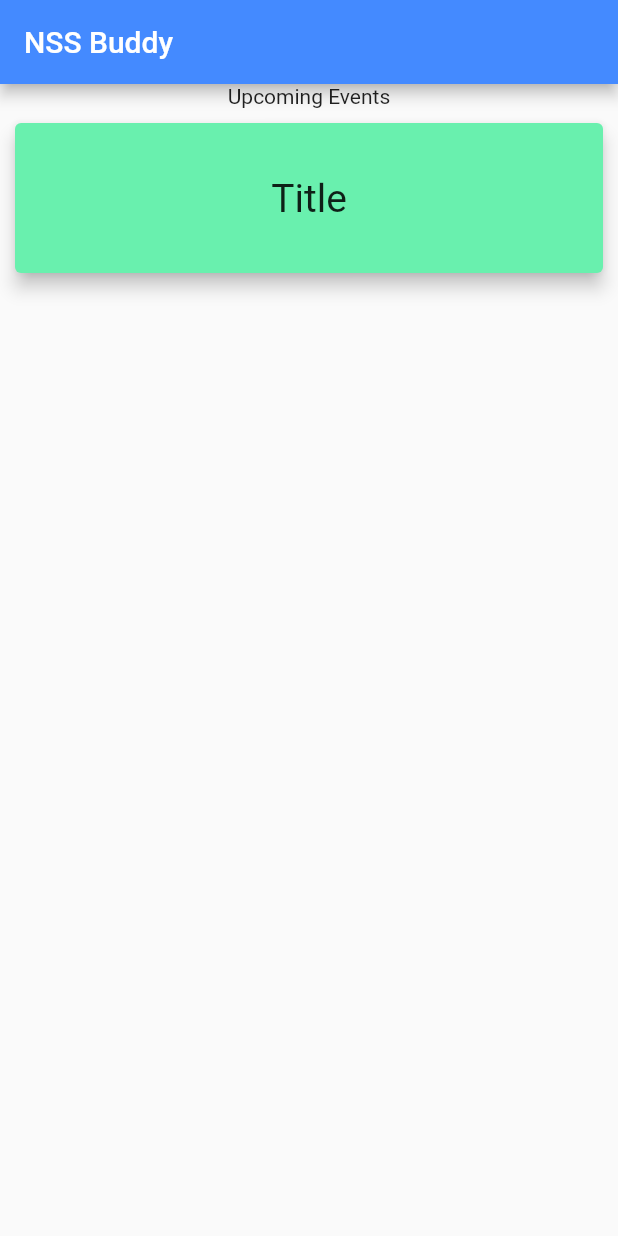
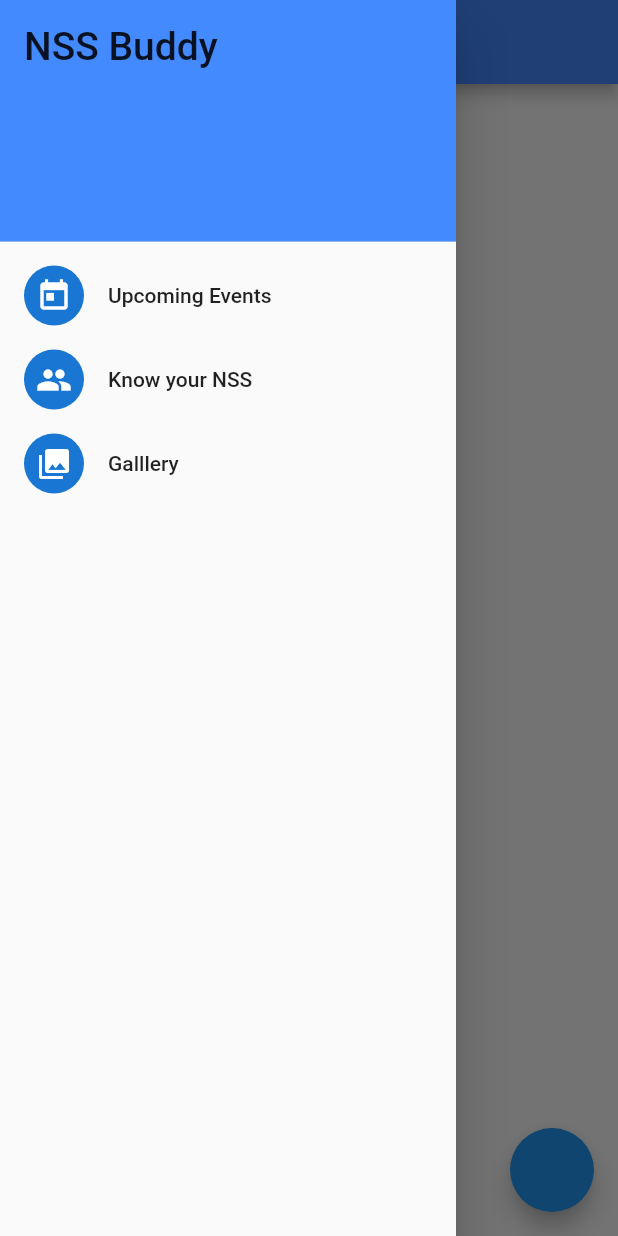
Before and after one commit to AnanthanAn/nss_buddy, a Flutter app: the screen it shows after launch, with the side drawer open (before the commit the screen has no drawer), on a phone screen of 412 x 824 dp. Run offline on Flutter 3.47's test engine with Material 2 defaults, Android fonts, the phone set to English and light mode, and no system bars; our stand-ins replace cloud_firestore, google_fonts; accounts and stored records are empty; Roboto replaces fonts that are missing (Kanit).

Commit message:
adding new event_card.dart

```diff
--- a/lib/main.dart
+++ b/lib/main.dart
@@ -1,5 +1,7 @@
 import 'package:flutter/material.dart';
+import 'package:nssbuddy/screens/add_event_screen.dart';
 import 'package:nssbuddy/screens/home_screen.dart';
+import 'package:nssbuddy/screens/knowyournss_screen.dart';
 
 void main() => runApp(MyApp());
 
@@ -7,8 +9,14 @@ class MyApp extends StatelessWidget {
   @override
   Widget build(BuildContext context) {
     return MaterialApp(
-      theme: ThemeData(primaryColor: Colors.blueAccent,),
+      theme: ThemeData(
+        primaryColor: Colors.blueAccent,
+      ),
       home: HomeScreen(),
+      routes: {
+        KnowYourNssScreen.routeName: (context) => KnowYourNssScreen(),
+        AddNewEventScreen.routeName: (context) => AddNewEventScreen(),
+      },
     );
   }
 }
--- a/lib/screens/home_screen.dart
+++ b/lib/screens/home_screen.dart
@@ -1,5 +1,8 @@
 import 'package:flutter/material.dart';
 import 'package:google_fonts/google_fonts.dart';
+import 'package:nssbuddy/screens/add_event_screen.dart';
+import 'package:nssbuddy/widgets/drawer.dart';
+import 'package:nssbuddy/widgets/event_list.dart';
 
 class HomeScreen extends StatelessWidget {
   @override
@@ -11,26 +14,14 @@ class HomeScreen extends StatelessWidget {
           style: GoogleFonts.kanit(),
         ),
       ),
+      drawer: HamDrawer(),
       body: Column(
         children: <Widget>[
-          Text('Upcoming Events'),
-          Card(
-            margin: EdgeInsets.all(10),
-            elevation: 5,
-            color: Colors.greenAccent,
-            child: Container(height: 100,width: double.infinity,
-              child: Column(mainAxisAlignment: MainAxisAlignment.center,
-                children: <Widget>[
-                  Text(
-                    'Title',
-                    style: TextStyle(fontSize: 26),textAlign: TextAlign.center,
-                  )
-                ],
-              ),
-            ),
-          ),
+          Expanded(child: EventListView()),
         ],
-      ),
+      ),floatingActionButton: FloatingActionButton(onPressed: (){
+        Navigator.pushNamed(context, AddNewEventScreen.routeName);
+    }),
     );
   }
 }
--- /dev/null
+++ b/lib/widgets/drawer.dart
@@ -0,0 +1,41 @@
+import 'package:flutter/material.dart';
+import 'package:nssbuddy/screens/knowyournss_screen.dart';
+
+class HamDrawer extends StatelessWidget {
+  @override
+  Widget build(BuildContext context) {
+    return Drawer(
+      child: Column(
+        children: <Widget>[
+          DrawerHeader(
+            child: Container(width: double.infinity, child: Text('NSS Buddy',style: TextStyle(fontSize: 26),)),
+            decoration: BoxDecoration(color: Theme.of(context).primaryColor),
+          ),
+          ListTile(
+            leading: CircleAvatar(
+              child: Icon(Icons.today),
+            ),
+            title: Text('Upcoming Events'),
+            onTap: () {},
+          ),
+          ListTile(
+            leading: CircleAvatar(
+              child: Icon(Icons.group),
+            ),
+            title: Text('Know your NSS'),
+            onTap: () {
+              Navigator.pushNamed(context, KnowYourNssScreen.routeName);
+            },
+          ),
+          ListTile(
+            leading: CircleAvatar(
+              child: Icon(Icons.photo_library),
+            ),
+            title: Text('Galllery'),
+            onTap: () {},
+          ),
+        ],
+      ),
+    );
+  }
+}
--- /dev/null
+++ b/lib/widgets/event_list.dart
@@ -0,0 +1,24 @@
+import 'package:cloud_firestore/cloud_firestore.dart';
+import 'package:flutter/material.dart';
+import 'package:nssbuddy/widgets/event_card.dart';
+
+class EventListView extends StatelessWidget {
+  var firebase = Firestore.instance.collection('posts');
+
+  @override
+  Widget build(BuildContext context) {
+    return FutureBuilder(
+        future: firebase.getDocuments(),
+        builder: (context, AsyncSnapshot<QuerySnapshot> snapshot) {
+          if (snapshot.connectionState == ConnectionState.waiting) {
+            return Center(
+              child: CircularProgressIndicator(),
+            );
+          }
+          return ListView.builder(
+            itemCount: snapshot.data.documents.length,
+            itemBuilder: (context, idx) => EventCard(title: snapshot.data.documents[idx]['title'],),
+          );
+        });
+  }
+}
--- a/pubspec.yaml
+++ b/pubspec.yaml
@@ -29,6 +29,8 @@ dependencies:
   # Use with the CupertinoIcons class for iOS style icons.
   cupertino_icons: ^0.1.3
   google_fonts: ^1.1.0
+  cloud_firestore: ^0.13.6
+  intl: ^0.16.1
 
 dev_dependencies:
   flutter_test:
```
Also changed, not shown: lib/screens/add_event_screen.dart (added, +76 -0 lines), lib/screens/knowyournss_screen.dart (added, +42 -0 lines), lib/screens/upcoming_events_screen.dart (added, +12 -0 lines), lib/widgets/event_card.dart (added, +60 -0 lines), pubspec.lock, 2 other files.
